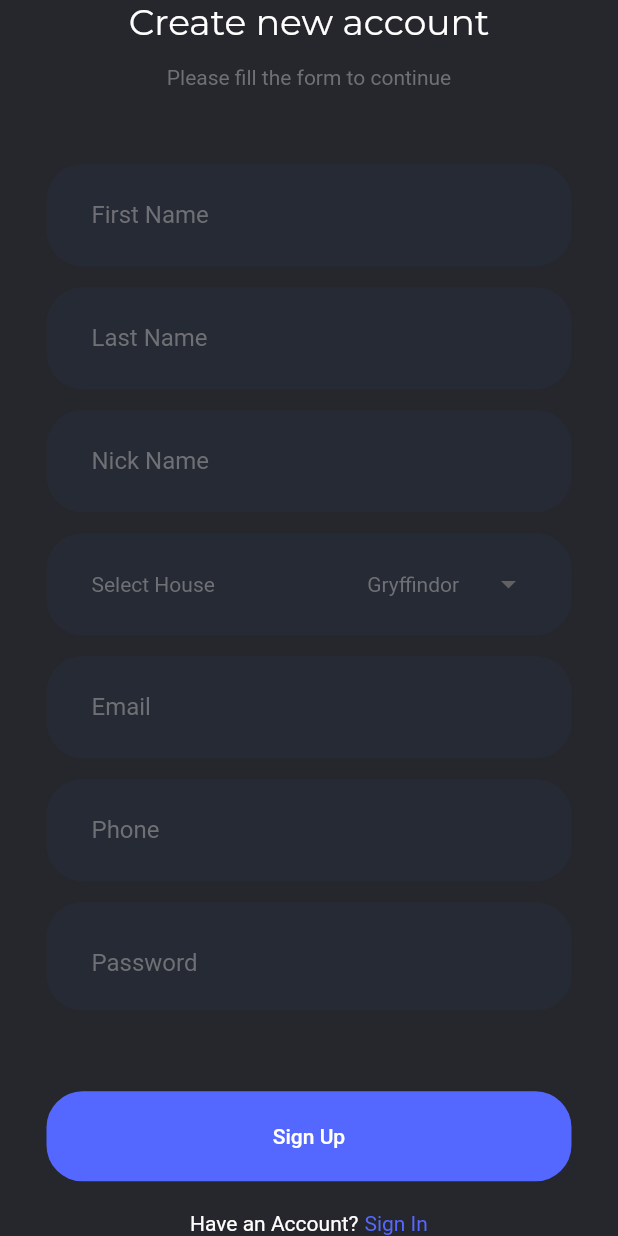
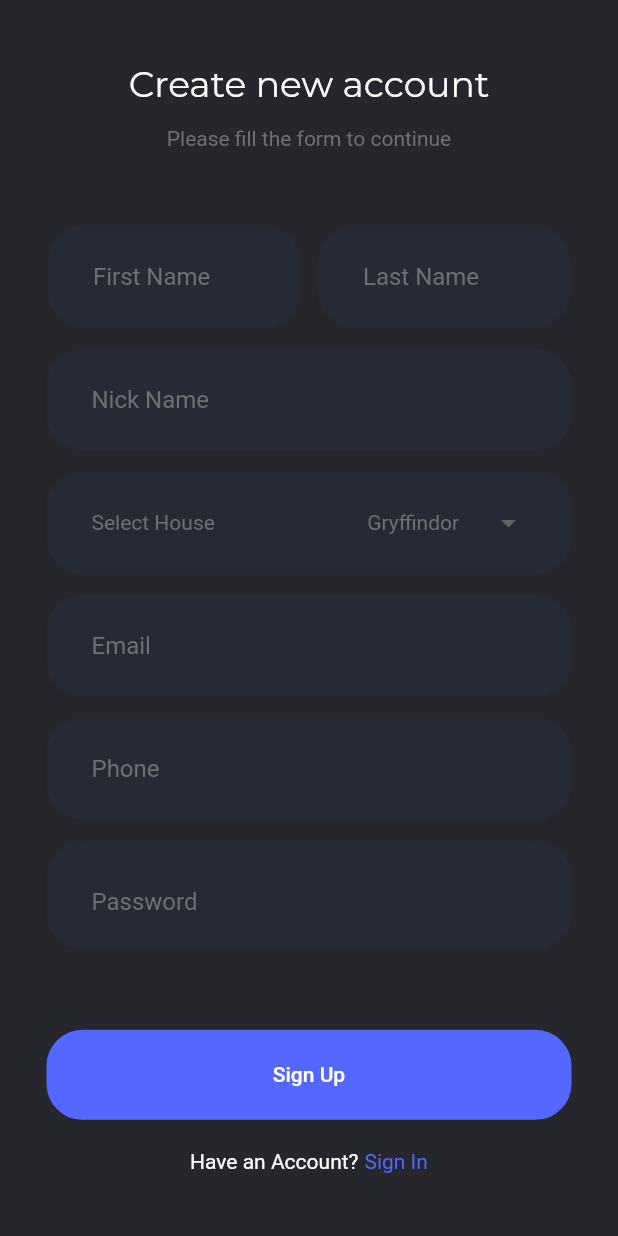
Before and after one commit to roshanpaturkar/the_three_broomsticks, a Flutter app: the RegisterScreen screen opened directly, on a phone screen of 412 x 824 dp. Run offline on Flutter 3.47's test engine with Material 2 defaults, Android fonts, the phone set to English and light mode, and no system bars; our stand-ins replace cloud_firestore, firebase_auth, firebase_core, flutter_spinkit, get, get_storage and 1 more; missing offline and left inert: move_to_background; accounts and stored records are empty; network calls fail.

Commit message:
registration form optimize

```diff
--- a/lib/screens/dashboard_screen.dart
+++ b/lib/screens/dashboard_screen.dart
@@ -43,7 +43,7 @@ class _DashboardScreenState extends State<DashboardScreen> {
                   mainAxisAlignment: MainAxisAlignment.spaceAround,
                   children: <Widget>[
                     Text(
-                      "Hello ${box.read('nickname').toString().split(' ')[0]}",
+                      "Hello ${box.read('nickname').toString().split(' ')[0]}!",
                       style: GoogleFonts.workSans(
                         color: Colors.white,
                         fontSize: 26.0,
--- a/lib/screens/register_screen.dart
+++ b/lib/screens/register_screen.dart
@@ -171,8 +171,11 @@ class _RegisterScreenState extends State<RegisterScreen> {
                 const SizedBox(
                   height: 50,
                 ),
+                Row(
+                  mainAxisAlignment: MainAxisAlignment.center,
+                  children: [
                     Container(
-                  width: 350,
+                      width: 168,
                       decoration: BoxDecoration(
                         color: const Color(0xFF262A34),
                         borderRadius: BorderRadius.circular(24),
@@ -202,10 +205,10 @@ class _RegisterScreenState extends State<RegisterScreen> {
                       ),
                     ),
                     const SizedBox(
-                  height: 14,
+                      width: 12,
                     ),
                     Container(
-                  width: 350,
+                      width: 168,
                       decoration: BoxDecoration(
                         color: const Color(0xFF262A34),
                         borderRadius: BorderRadius.circular(24),
@@ -233,6 +236,8 @@ class _RegisterScreenState extends State<RegisterScreen> {
                           },
                         ),
                       ),
+                    ),
+                  ],
                 ),
                 const SizedBox(
                   height: 14,
```
Also changed, not shown: 1 other file. Lines whose indentation alone changed are shown as unchanged.
